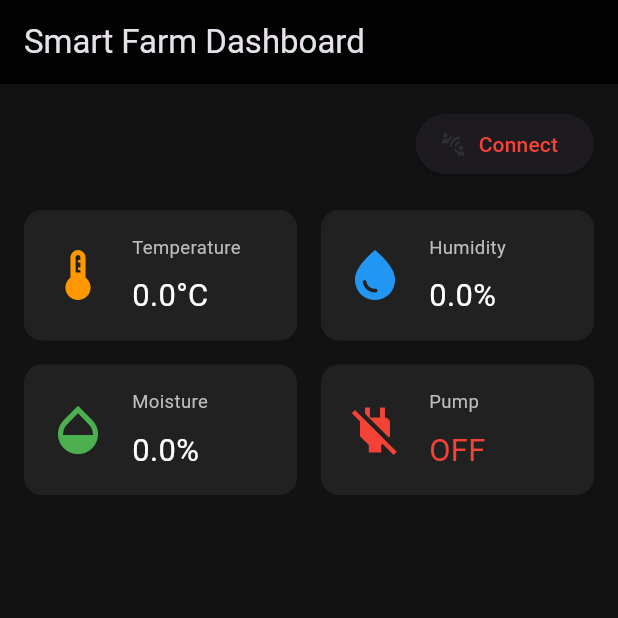
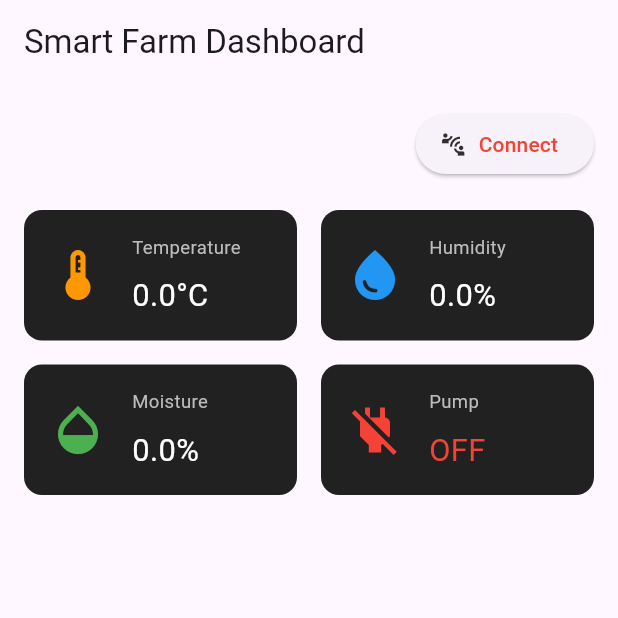
Before and after one commit to janith99hansidu/IoT-Smart-Irrigation-And-Monitoring-System, a Flutter app: the screen it shows after launch, on a phone screen of 412 x 824 dp, the top half of it. Run offline on Flutter 3.47's test engine with Material 3 defaults, Android fonts, the phone set to English and light mode, and no system bars; missing offline and left inert: mqtt_client.

Commit message:
Update Myapp.dart

```diff
--- a/plant_monitor/lib/Myapp.dart
+++ b/plant_monitor/lib/Myapp.dart
@@ -77,13 +77,11 @@ class _MyAppState extends State<MyApp> {
   @override
   Widget build(BuildContext context) {
     return MaterialApp(
-      theme: ThemeData.dark().copyWith(
-        scaffoldBackgroundColor: Color(0xFF121212),
+      theme: ThemeData.light().copyWith(
       ),
       home: Scaffold(
         appBar: AppBar(
-          title: Text('Smart Farm Dashboard'),
-          backgroundColor: Colors.black87,
+          title: Text('Smart Farm Dashboard')
         ),
         body: Padding(
           padding: const EdgeInsets.all(16.0),
```
